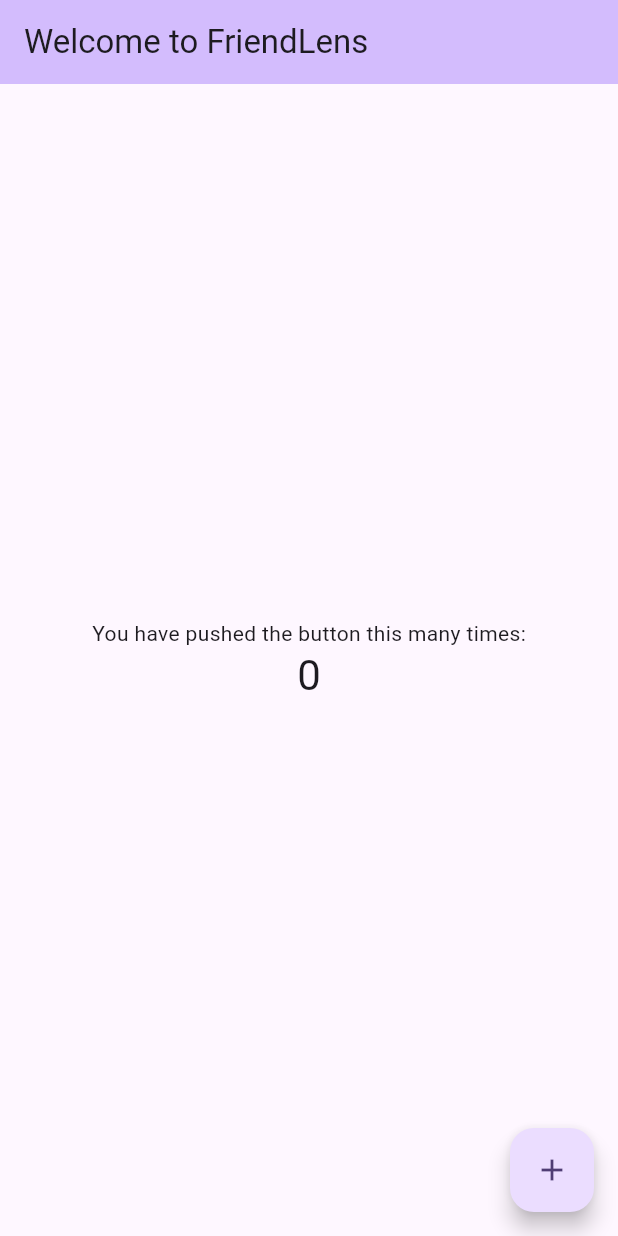
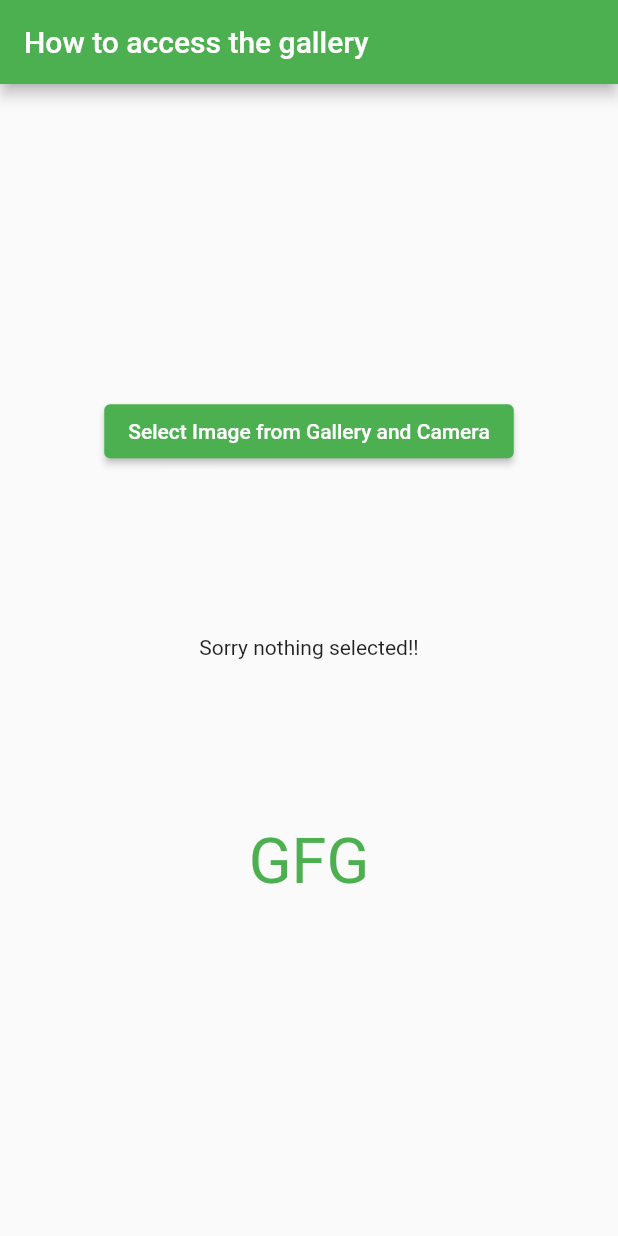
Before and after one commit to iCodePanda/FriendLens, a Flutter app: the screen it shows after launch, on a phone screen of 412 x 824 dp. Run offline on Flutter 3.47's test engine with Material 2 defaults, Android fonts, the phone set to English and light mode, and no system bars; our stand-ins replace image_picker.

Commit message:
boilerplate code that somehow works (#1)

```diff
--- a/friend_lens/lib/main.dart
+++ b/friend_lens/lib/main.dart
@@ -1,125 +1,133 @@
+import 'dart:io';
+
 import 'package:flutter/material.dart';
+import 'package:image_picker/image_picker.dart';
 
 void main() {
+  //main method that runs the app
   runApp(const MyApp());
 }
 
 class MyApp extends StatelessWidget {
+  //root widget
   const MyApp({super.key});
 
-  // This widget is the root of your application.
   @override
   Widget build(BuildContext context) {
     return MaterialApp(
-      title: 'FriendLens',
-      theme: ThemeData(
-        // This is the theme of your application.
-        //
-        // TRY THIS: Try running your application with "flutter run". You'll see
-        // the application has a blue toolbar. Then, without quitting the app,
-        // try changing the seedColor in the colorScheme below to Colors.green
-        // and then invoke "hot reload" (save your changes or press the "hot
-        // reload" button in a Flutter-supported IDE, or press "r" if you used
-        // the command line to start the app).
-        //
-        // Notice that the counter didn't reset back to zero; the application
-        // state is not lost during the reload. To reset the state, use hot
-        // restart instead.
-        //
-        // This works for code too, not just values: Most code changes can be
-        // tested with just a hot reload.
-        colorScheme: ColorScheme.fromSeed(seedColor: Colors.deepPurple),
-        useMaterial3: true,
-      ),
-      home: const MyHomePage(title: 'Welcome to FriendLens'),
+      theme: ThemeData(primaryColor: Colors.green),
+      home: const GalleryAccess(),
+      debugShowCheckedModeBanner: false,
     );
   }
 }
 
-class MyHomePage extends StatefulWidget {
-  const MyHomePage({super.key, required this.title});
-
-  // This widget is the home page of your application. It is stateful, meaning
-  // that it has a State object (defined below) that contains fields that affect
-  // how it looks.
-
-  // This class is the configuration for the state. It holds the values (in this
-  // case the title) provided by the parent (in this case the App widget) and
-  // used by the build method of the State. Fields in a Widget subclass are
-  // always marked "final".
-
-  final String title;
+class GalleryAccess extends StatefulWidget {
+  const GalleryAccess({super.key});
 
   @override
-  State<MyHomePage> createState() => _MyHomePageState();
+  State<GalleryAccess> createState() => _GalleryAccessState();
 }
 
-class _MyHomePageState extends State<MyHomePage> {
-  int _counter = 0;
+class _GalleryAccessState extends State<GalleryAccess> {
+  File? galleryFile;
+  final picker = ImagePicker();
+  @override
+  Widget build(BuildContext context) {
+    //display image selected from gallery
 
-  void _incrementCounter() {
-    setState(() {
-      // This call to setState tells the Flutter framework that something has
-      // changed in this State, which causes it to rerun the build method below
-      // so that the display can reflect the updated values. If we changed
-      // _counter without calling setState(), then the build method would not be
-      // called again, and so nothing would appear to happen.
-      _counter++;
-    });
+    return Scaffold(
+      appBar: AppBar(
+        title: const Text('How to access the gallery'),
+        backgroundColor: Colors.green,
+        actions: const [],
+      ),
+      body: Builder(
+        builder: (BuildContext context) {
+          return Center(
+            child: Column(
+              mainAxisAlignment: MainAxisAlignment.center,
+              children: [
+                ElevatedButton(
+                  style: ButtonStyle(
+                      backgroundColor: MaterialStateProperty.all(Colors.green)),
+                  child: const Text('Select Image from Gallery and Camera'),
+                  onPressed: () {
+                    _showPicker(context: context);
+                  },
+                ),
+                const SizedBox(
+                  height: 20,
+                ),
+                SizedBox(
+                  height: 200.0,
+                  width: 300.0,
+                  child: galleryFile == null
+                      ? const Center(child: Text('Sorry nothing selected!!'))
+                      : Center(child: Image.file(galleryFile!)),
+                ),
+                const Padding(
+                  padding: EdgeInsets.symmetric(vertical: 18.0),
+                  child: Text(
+                    "GFG",
+                    textScaleFactor: 3,
+                    style: TextStyle(color: Colors.green),
+                  ),
+                )
+              ],
+            ),
+          );
+        },
+      ),
+    );
   }
 
-  @override
-  Widget build(BuildContext context) {
-    // This method is rerun every time setState is called, for instance as done
-    // by the _incrementCounter method above.
-    //
-    // The Flutter framework has been optimized to make rerunning build methods
-    // fast, so that you can just rebuild anything that needs updating rather
-    // than having to individually change instances of widgets.
-    return Scaffold(
-      appBar: AppBar(
-        // TRY THIS: Try changing the color here to a specific color (to
-        // Colors.amber, perhaps?) and trigger a hot reload to see the AppBar
-        // change color while the other colors stay the same.
-        backgroundColor: Theme.of(context).colorScheme.inversePrimary,
-        // Here we take the value from the MyHomePage object that was created by
-        // the App.build method, and use it to set our appbar title.
-        title: Text(widget.title),
-      ),
-      body: Center(
-        // Center is a layout widget. It takes a single child and positions it
-        // in the middle of the parent.
-        child: Column(
-          // Column is also a layout widget. It takes a list of children and
-          // arranges them vertically. By default, it sizes itself to fit its
-          // children horizontally, and tries to be as tall as its parent.
-          //
-          // Column has various properties to control how it sizes itself and
-          // how it positions its children. Here we use mainAxisAlignment to
-          // center the children vertically; the main axis here is the vertical
-          // axis because Columns are vertical (the cross axis would be
-          // horizontal).
-          //
-          // TRY THIS: Invoke "debug painting" (choose the "Toggle Debug Paint"
-          // action in the IDE, or press "p" in the console), to see the
-          // wireframe for each widget.
-          mainAxisAlignment: MainAxisAlignment.center,
-          children: <Widget>[
-            const Text(
-              'You have pushed the button this many times:',
-            ),
-            Text(
-              '$_counter',
-              style: Theme.of(context).textTheme.headlineMedium,
-            ),
-          ],
-        ),
-      ),
-      floatingActionButton: FloatingActionButton(
-        onPressed: _incrementCounter,
-        tooltip: 'Increment',
-        child: const Icon(Icons.add),
-      ), // This trailing comma makes auto-formatting nicer for build methods.
+  void _showPicker({
+    required BuildContext context,
+  }) {
+    showModalBottomSheet(
+      context: context,
+      builder: (BuildContext context) {
+        return SafeArea(
+          child: Wrap(
+            children: <Widget>[
+              ListTile(
+                leading: const Icon(Icons.photo_library),
+                title: const Text('Photo Library'),
+                onTap: () {
+                  getImage(ImageSource.gallery);
+                  Navigator.of(context).pop();
+                },
+              ),
+              ListTile(
+                leading: const Icon(Icons.photo_camera),
+                title: const Text('Camera'),
+                onTap: () {
+                  getImage(ImageSource.camera);
+                  Navigator.of(context).pop();
+                },
+              ),
+            ],
+          ),
+        );
+      },
+    );
+  }
+
+  Future getImage(
+    ImageSource img,
+  ) async {
+    final pickedFile = await picker.pickImage(source: img);
+    XFile? xfilePick = pickedFile;
+    setState(
+      () {
+        if (xfilePick != null) {
+          galleryFile = File(pickedFile!.path);
+        } else {
+          ScaffoldMessenger.of(context).showSnackBar(// is this context <<<
+              const SnackBar(content: Text('Nothing is selected')));
+        }
+      },
     );
   }
 }
```
Also changed, not shown: friend_lens/pubspec.yaml (+3 -4 lines), friend_lens/pubspec.lock, 14 other files.
